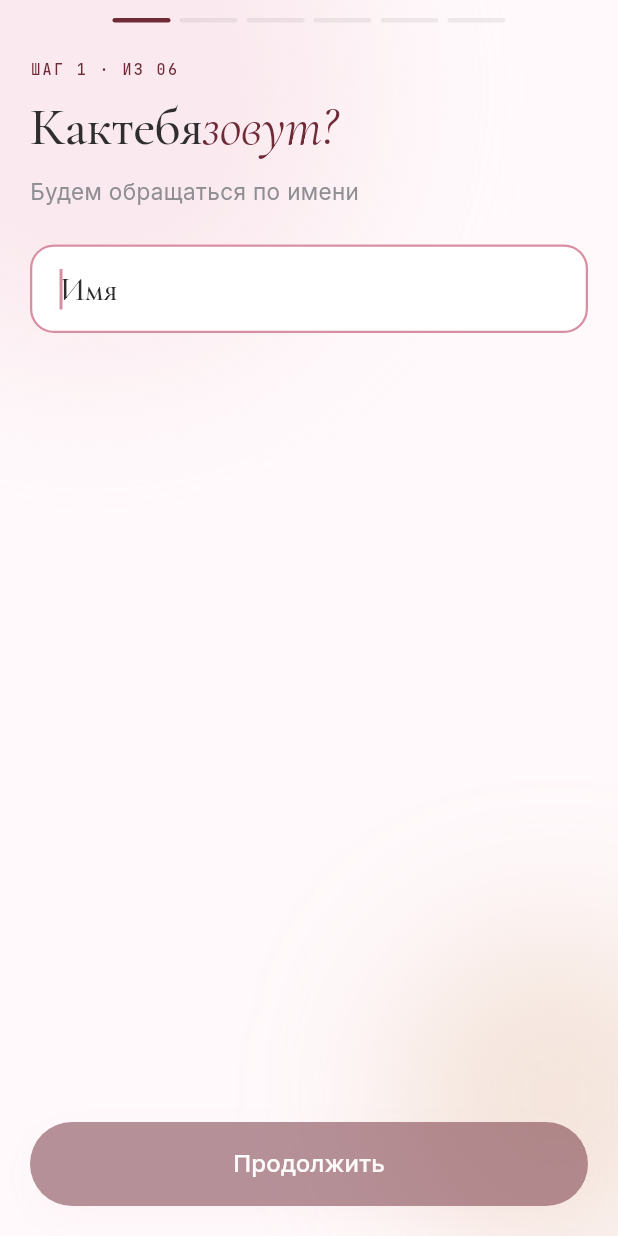
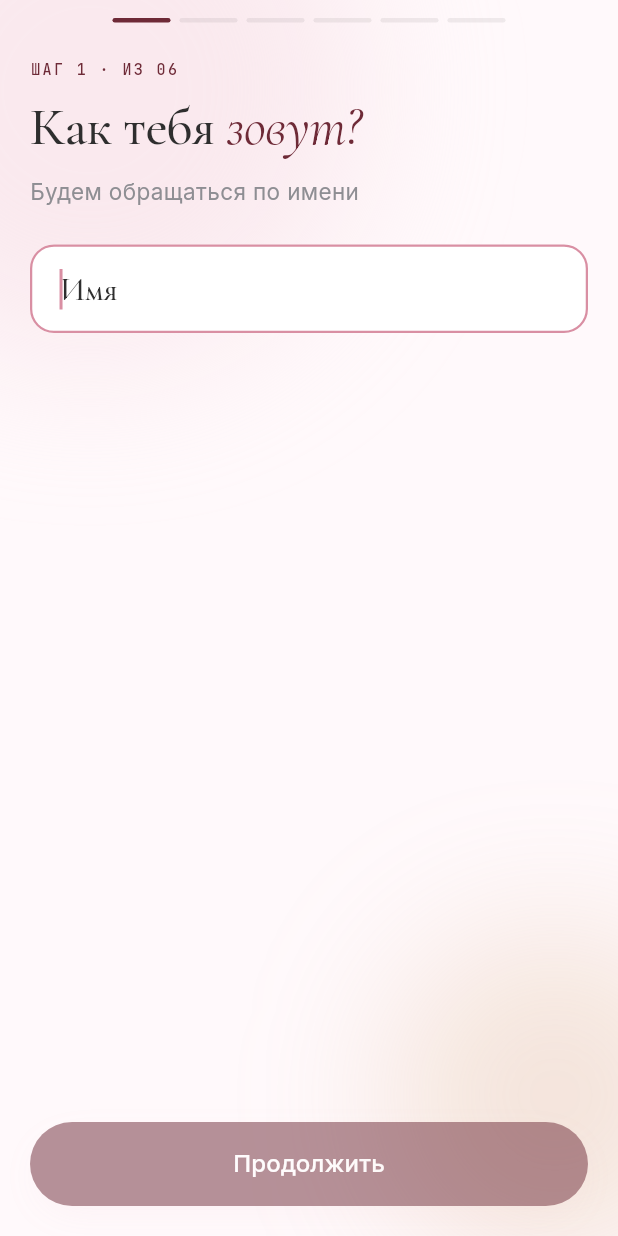
Before and after one commit to Minlibay/MySkin, a Flutter app: the OnboardingScreen screen opened directly with empty values, on a phone screen of 412 x 824 dp. Run offline on Flutter 3.47's test engine with Material 3 defaults, Android fonts, the phone set to English and light mode, and no system bars; our stand-ins replace camera, dio, flutter_local_notifications, flutter_riverpod, flutter_secure_storage, flutter_timezone and 3 more; missing offline and left inert: google_mlkit_face_detection; accounts and stored records are empty.

Commit message:
Onboarding: stop collapsing spaces in step titles
_StepTitle ran `title.split(RegExp(r'(\s+)'))` to walk words and apply italic accent styling on a small set of words. In Dart, String.split drops the delimiter even when it's wrapped in a capturing group (unlike JS), so the loop received only the word tokens — "Как тебя зовут?" came back as ["Как", "тебя", "зовут?"], the if-branch that appended whitespace spans never fired, and the screen rendered "Кактебязовут?". Same bug hit every onboarding heading.

Rewritten with RegExp.allMatches walking the string: emit the matched whitespace runs verbatim between word spans, and only the words go through the italic-accent classifier. The accent map is unchanged.

Co-Authored-By: Claude Opus 4.7 <noreply@anthropic.com>

```diff
--- a/lib/features/onboarding/presentation/onboarding_screen.dart
+++ b/lib/features/onboarding/presentation/onboarding_screen.dart
@@ -281,23 +281,38 @@ class _StepTitle extends StatelessWidget {
 
   @override
   Widget build(BuildContext context) {
-    final words = title.split(RegExp(r'(\s+)'));
+    // Dart's String.split() drops the delimiter even when it's a capturing
+    // group — so the previous `title.split(RegExp(r'(\s+)'))` glued every
+    // word together visually. Walk the string manually instead so the
+    // whitespace runs survive between word spans.
     final spans = <TextSpan>[];
-    for (final w in words) {
-      if (w.trim().isEmpty) {
-        spans.add(TextSpan(text: w, style: AppTypography.display));
-        continue;
+    final pattern = RegExp(r'\s+');
+    var cursor = 0;
+    for (final m in pattern.allMatches(title)) {
+      if (m.start > cursor) {
+        spans.add(_styledWord(title.substring(cursor, m.start)));
       }
-      final lower = w.toLowerCase().replaceAll(RegExp(r'[^а-яё]'), '');
-      if (_accents.contains(lower)) {
-        spans.add(TextSpan(
-            text: w,
-            style: AppTypography.serifItalic(fontSize: 36)));
-      } else {
-        spans.add(TextSpan(text: w, style: AppTypography.display));
-      }
+      spans.add(TextSpan(
+        text: title.substring(m.start, m.end),
+        style: AppTypography.display,
+      ));
+      cursor = m.end;
+    }
+    if (cursor < title.length) {
+      spans.add(_styledWord(title.substring(cursor)));
     }
     return Text.rich(TextSpan(children: spans));
+  }
+
+  TextSpan _styledWord(String w) {
+    final lower = w.toLowerCase().replaceAll(RegExp(r'[^а-яё]'), '');
+    if (_accents.contains(lower)) {
+      return TextSpan(
+        text: w,
+        style: AppTypography.serifItalic(fontSize: 36),
+      );
+    }
+    return TextSpan(text: w, style: AppTypography.display);
   }
 }
 
```
